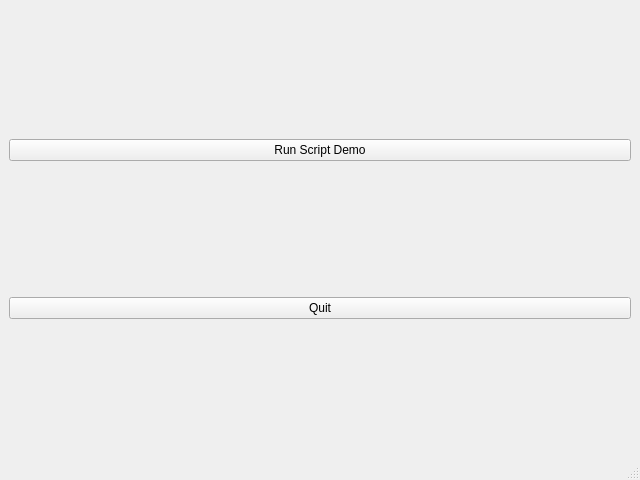
Before: the Qt Designer form mainwindow.ui in pino-kim/qt5_qprocess_tutorial, drawn with Qt 5.
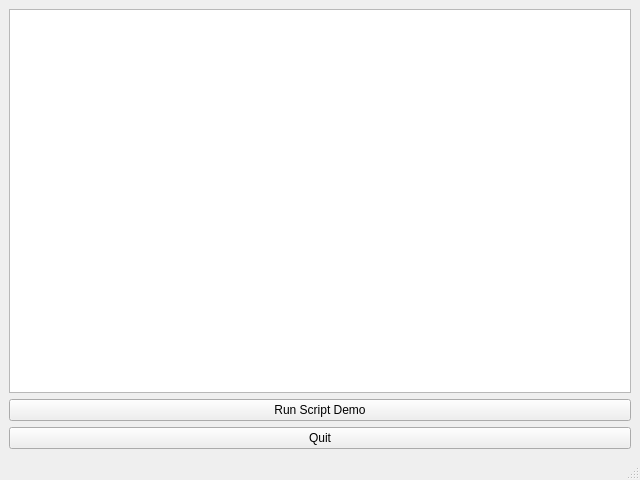
After: the same form once the commit is applied.

Commit message: Add textBrowser to print stdout

```diff
--- a/mainwindow.ui
+++ b/mainwindow.ui
@@ -15,6 +15,9 @@
   </property>
   <widget class="QWidget" name="centralwidget">
    <layout class="QVBoxLayout" name="verticalLayout">
+    <item>
+     <widget class="QTextBrowser" name="textBrowser_printStdout"/>
+    </item>
     <item>
      <widget class="QPushButton" name="pushButton_runScript">
       <property name="text">
```
